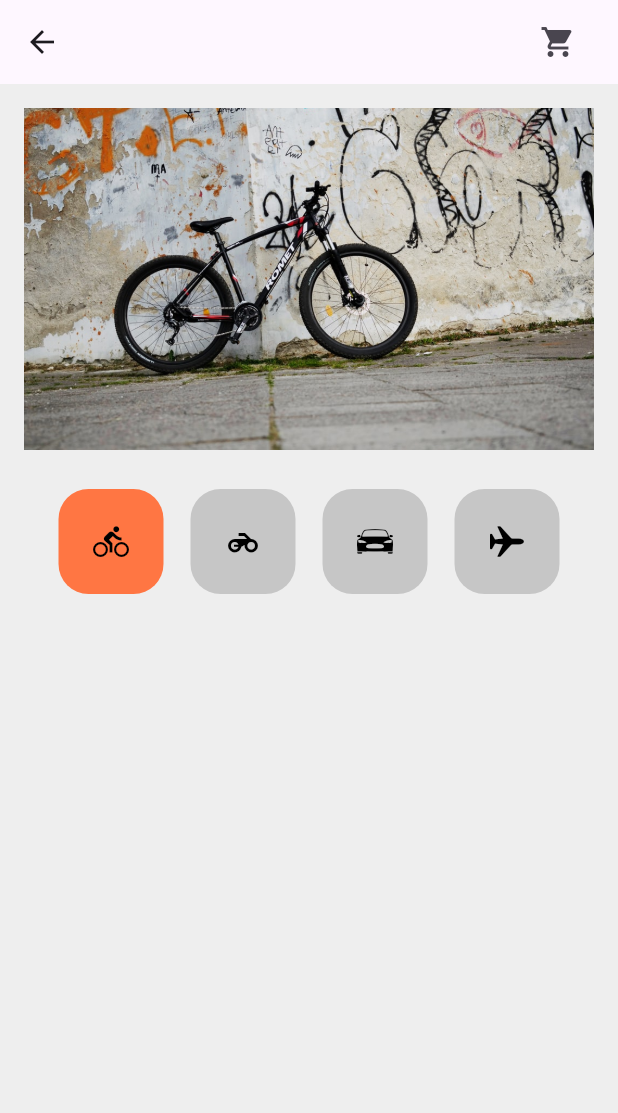
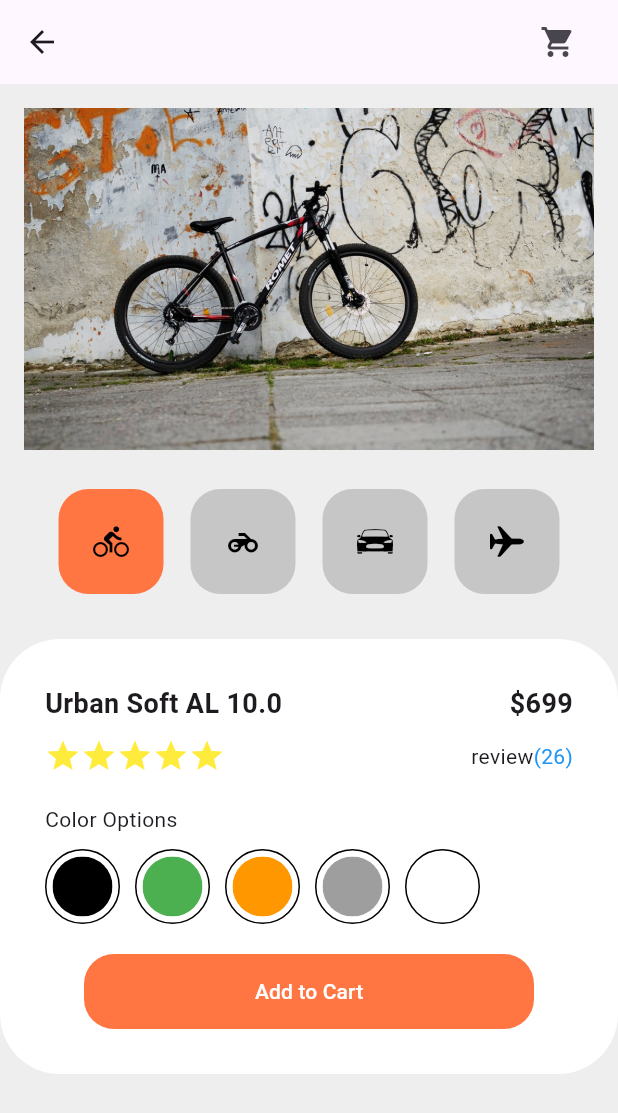
Before and after one commit to Hyeonjeong-JANG/flutter_shoppingcart, a Flutter app: the screen it shows after launch, on a phone screen of 412 x 824 dp. Shown: the top 1113 px of the screen. Run offline on Flutter 3.47's test engine with Material 3 defaults, Android fonts, the phone set to English and light mode, and no system bars.

Commit message:
쇼핑카드플러터 완성!!!

```diff
--- a/lib/components/shoppingcart_detail.dart
+++ b/lib/components/shoppingcart_detail.dart
@@ -1,8 +1,159 @@
+import 'package:flutter/cupertino.dart';
 import 'package:flutter/material.dart';
+import 'package:flutter_shoppingcart/constants.dart';
 
 class ShoppingCartDetail extends StatelessWidget {
   @override
   Widget build(BuildContext context) {
-    return SizedBox();
+    return Container(
+      decoration: BoxDecoration(
+        color: Colors.white,
+        borderRadius: BorderRadius.circular(40),
+      ),
+      child: Padding(
+        padding: const EdgeInsets.all(30.0),
+        child: Column(
+          crossAxisAlignment: CrossAxisAlignment.start,
+          children: [
+            _buildDetailNameAndPrice(),
+            _buildDetailRatingAndReviewCount(),
+            _buildDetailColorOptions(),
+            _buildDetailButton(context),
+          ],
+        ),
+      ),
+    );
+  }
+
+  Widget _buildDetailNameAndPrice() {
+    return Padding(
+      padding: const EdgeInsets.only(bottom: 10),
+      child: Row(
+        mainAxisAlignment: MainAxisAlignment.spaceBetween,
+        children: [
+          Text(
+            "Urban Soft AL 10.0",
+            style: TextStyle(
+              fontSize: 18,
+              fontWeight: FontWeight.bold,
+            ),
+          ),
+          Text(
+            "\$699",
+            style: TextStyle(
+              fontSize: 18,
+              fontWeight: FontWeight.bold,
+            ),
+          ),
+        ],
+      ),
+    );
+  }
+
+  Widget _buildDetailRatingAndReviewCount() {
+    return Padding(
+      padding: const EdgeInsets.only(bottom: 20),
+      child: Row(
+        children: [
+          Icon(Icons.star, color: Colors.yellow),
+          Icon(Icons.star, color: Colors.yellow),
+          Icon(Icons.star, color: Colors.yellow),
+          Icon(Icons.star, color: Colors.yellow),
+          Icon(Icons.star, color: Colors.yellow),
+          Spacer(),
+          Text("review"),
+          Text("(26)", style: TextStyle(color: Colors.blue)),
+        ],
+      ),
+    );
+  }
+
+  Widget _buildDetailColorOptions() {
+    return Padding(
+      padding: const EdgeInsets.only(bottom: 20),
+      child: Column(
+        crossAxisAlignment: CrossAxisAlignment.start,
+        children: [
+          Text("Color Options"),
+          SizedBox(height: 10),
+          Row(
+            children: [
+              _buildDetailIcon(Colors.black),
+              _buildDetailIcon(Colors.green),
+              _buildDetailIcon(Colors.orange),
+              _buildDetailIcon(Colors.grey),
+              _buildDetailIcon(Colors.white),
+            ],
+          ),
+        ],
+      ),
+    );
+  }
+
+  Widget _buildDetailIcon(Color mColor) {
+    return Padding(
+      padding: const EdgeInsets.only(right: 10),
+      child: Stack(
+        children: [
+          Container(
+            width: 50,
+            height: 50,
+            decoration: BoxDecoration(
+              color: Colors.white,
+              border: Border.all(),
+              shape: BoxShape.circle,
+            ),
+          ),
+          Positioned(
+            left: 5,
+            right: 5,
+            child: Padding(
+              padding: const EdgeInsets.only(top: 5),
+              child: ClipOval(
+                child: Container(
+                  color: mColor,
+                  width: 40,
+                  height: 40,
+                ),
+              ),
+            ),
+          ),
+        ],
+      ),
+    );
+  }
+
+  Widget _buildDetailButton(BuildContext context) {
+    return Align(
+      child: TextButton(
+        onPressed: () {
+          showCupertinoDialog(
+            context: context,
+            builder: (context) => CupertinoAlertDialog(
+              title: Text("장바구니에 담으시겠습니까?"),
+              actions: [
+                CupertinoDialogAction(
+                  child: Text("확인"),
+                  onPressed: () {
+                    Navigator.pop(context);
+                  },
+                ),
+              ],
+            ),
+          );
+        },
+        style: TextButton.styleFrom(
+          backgroundColor: kAccentColor,
+          minimumSize: Size(300, 50),
+          shape: RoundedRectangleBorder(
+            borderRadius: BorderRadius.circular(20),
+          ),
+        ),
+        child: Text(
+          "Add to Cart",
+          style: TextStyle(color: Colors.white),
+        ),
+      ),
+    );
   }
 }
```
